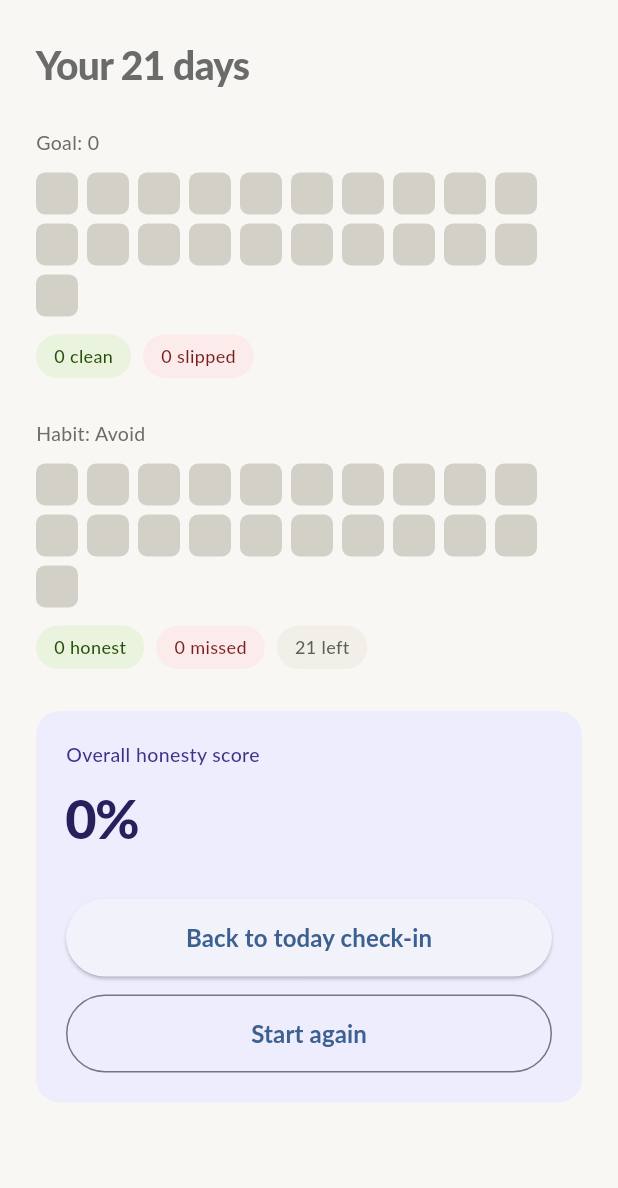
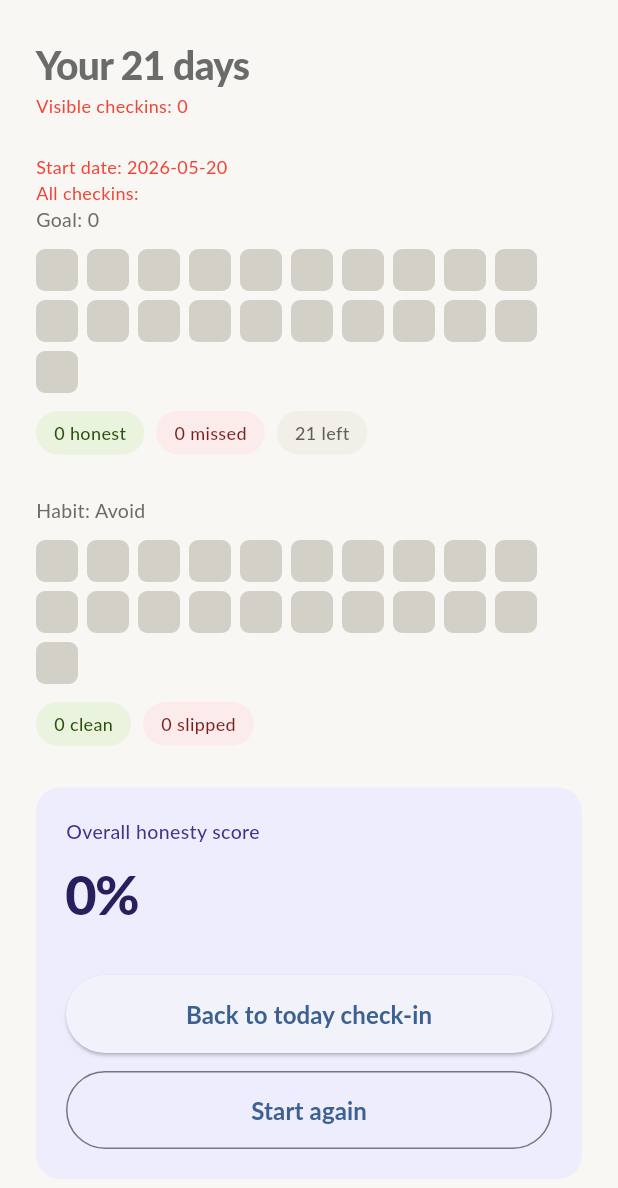
Before and after one commit to omar20270/own_it, a Flutter app: the HistoryPage screen opened by its route, on a phone screen of 412 x 824 dp. Shown: the top 1188 px of the screen. Run offline on Flutter 3.47's test engine with Material 3 defaults, Android fonts, the phone set to English and light mode, and no system bars; our stand-ins replace cloud_firestore, firebase_core, flutter_riverpod; accounts and stored records are empty; Roboto replaces fonts that are missing (Lato).

Commit message:
Refactor history flow and add reset confirmation

```diff
--- /dev/null
+++ b/lib/features/checkin/domain/entities/checkin.dart
@@ -0,0 +1,31 @@
+class Checkin {
+  final String date;
+  final bool goalDone;
+  final bool habitAvoided;
+  final bool isHonest;
+
+  const Checkin({
+    required this.date,
+    required this.goalDone,
+    required this.habitAvoided,
+    required this.isHonest,
+  });
+
+  factory Checkin.fromMap(Map<String, dynamic> map) {
+    return Checkin(
+      date: map['date']?.toString() ?? '',
+      goalDone: map['goalDone'] == true,
+      habitAvoided: map['habitAvoided'] == true,
+      isHonest: map['isHonest'] == true,
+    );
+  }
+
+  Map<String, dynamic> toMap() {
+    return {
+      'date': date,
+      'goalDone': goalDone,
+      'habitAvoided': habitAvoided,
+      'isHonest': isHonest,
+    };
+  }
+}
--- a/lib/features/checkin/presentation/providers/checkin_providers.dart
+++ b/lib/features/checkin/presentation/providers/checkin_providers.dart
@@ -1,5 +1,6 @@
 import 'package:flutter_riverpod/flutter_riverpod.dart';
 import 'package:flutter_riverpod/legacy.dart';
+import 'package:own_it/features/checkin/domain/entities/checkin.dart';
 import '../../data/repositories/checkin_repository.dart';
 
 final checkinRepositoryProvider = Provider<CheckinRepository>((ref) {
@@ -58,8 +59,6 @@ final checkinAnswersProvider =
 // Saving state
 final checkinSavingProvider = StateProvider<bool>((ref) => false);
 // Provider that loads all 21 days of checkins
-final allCheckinsProvider = FutureProvider<List<Map<String, dynamic>>>((
-  ref,
-) async {
+final allCheckinsProvider = FutureProvider<List<Checkin>>((ref) async {
   return ref.read(checkinRepositoryProvider).getAllCheckins();
 });
--- /dev/null
+++ b/lib/features/history/domain/history_stats.dart
@@ -0,0 +1,48 @@
+import 'package:own_it/features/checkin/domain/entities/checkin.dart';
+
+class HistoryStats {
+  final int goalDoneDays;
+  final int goalMissedDays;
+  final int goalLeftDays;
+
+  final int habitCleanDays;
+  final int habitSlippedDays;
+
+  final int honestyScore;
+
+  const HistoryStats({
+    required this.goalDoneDays,
+    required this.goalMissedDays,
+    required this.goalLeftDays,
+    required this.habitCleanDays,
+    required this.habitSlippedDays,
+    required this.honestyScore,
+  });
+
+  factory HistoryStats.fromCheckins(List<Checkin> checkins) {
+    final goalDoneDays = checkins.where((c) => c.goalDone).length;
+
+    final goalMissedDays = checkins.where((c) => !c.goalDone).length;
+
+    final habitCleanDays = checkins.where((c) => c.habitAvoided).length;
+
+    final habitSlippedDays = checkins.where((c) => !c.habitAvoided).length;
+
+    final answeredDays = checkins.length;
+
+    final honestDays = checkins.where((c) => c.isHonest).length;
+
+    final honestyScore = answeredDays == 0
+        ? 0
+        : ((honestDays / answeredDays) * 100).round();
+
+    return HistoryStats(
+      goalDoneDays: goalDoneDays,
+      goalMissedDays: goalMissedDays,
+      goalLeftDays: 21 - answeredDays,
+      habitCleanDays: habitCleanDays,
+      habitSlippedDays: habitSlippedDays,
+      honestyScore: honestyScore,
+    );
+  }
+}
--- a/lib/features/history/presentation/pages/history_page.dart
+++ b/lib/features/history/presentation/pages/history_page.dart
@@ -1,6 +1,8 @@
 import 'package:flutter/material.dart';
 import 'package:flutter_riverpod/flutter_riverpod.dart';
 import 'package:own_it/core/constants/app_constants.dart';
+import 'package:own_it/features/checkin/domain/entities/checkin.dart';
+import 'package:own_it/features/history/domain/history_stats.dart';
 import 'package:own_it/features/history/presentation/providers/history_provider.dart';
 import 'package:own_it/features/history/presentation/widgets/history_day_grid.dart';
 import 'package:own_it/features/history/presentation/widgets/history_stats_pills.dart';
@@ -26,7 +28,7 @@ class HistoryPage extends ConsumerWidget {
           data: (setup) => checkinsAsync.when(
             loading: () => const Center(child: CircularProgressIndicator()),
             error: (e, _) => Center(child: Text('Error: $e')),
-            data: (checkins) => _buildContent(context, setup, checkins),
+            data: (checkins) => _buildContent(context, ref, setup, checkins),
           ),
         ),
       ),
@@ -35,27 +37,19 @@ class HistoryPage extends ConsumerWidget {
 
   Widget _buildContent(
     BuildContext context,
+    WidgetRef ref,
     Map<String, dynamic>? setup,
-    List<Map<String, dynamic>> checkins,
+    List<Checkin> checkins,
   ) {
     final goal = setup?['goal'] ?? 'Your goal';
     final distraction =
         setup?['badHabit'] ?? setup?['distraction'] ?? 'Your habit';
     //final distraction = setup?['distraction'] ?? 'Your habit';
     // Build a map of date -> checkin for quick lookup
-    final checkinMap = <String, Map<String, dynamic>>{};
+    final checkinMap = <String, Checkin>{};
 
     for (final c in checkins) {
-      final rawDate = c['date'];
-
-      String dateKey;
-
-      if (rawDate is String) {
-        dateKey = rawDate.length >= 10 ? rawDate.substring(0, 10) : rawDate;
-      } else {
-        continue;
-      }
-
+      final dateKey = c.date.length >= 10 ? c.date.substring(0, 10) : c.date;
       checkinMap[dateKey] = c;
     }
 
@@ -71,26 +65,12 @@ class HistoryPage extends ConsumerWidget {
       return {'date': key, 'checkin': checkinMap[key]};
     });
 
-    // Stats for goal
-    final goalDoneDays = checkins.where((c) => c['goalDone'] == true).length;
-    final goalMissedDays = checkins.where((c) => c['goalDone'] == false).length;
-    final goalLeftDays = 21 - checkins.length;
+    final visibleCheckins = days
+        .map((day) => day['checkin'])
+        .whereType<Checkin>()
+        .toList();
 
-    // Stats for habit
-    final habitCleanDays = checkins
-        .where((c) => c['habitAvoided'] == true)
-        .length;
-    final habitSlippedDays = checkins
-        .where((c) => c['habitAvoided'] == false)
-        .length;
-
-    // Honesty score
-    final answeredDays = checkins.length;
-    final honestDays = checkins.where((c) => c['isHonest'] == true).length;
-    final honestyScore = answeredDays == 0
-        ? 0
-        : ((honestDays / answeredDays) * 100).round();
-
+    final stats = HistoryStats.fromCheckins(visibleCheckins);
     return SingleChildScrollView(
       padding: const EdgeInsets.all(24),
       child: Column(
@@ -104,7 +84,19 @@ class HistoryPage extends ConsumerWidget {
               letterSpacing: -0.5,
             ),
           ),
+          Text(
+            'Visible checkins: ${visibleCheckins.length}',
+            style: const TextStyle(fontSize: 12, color: Colors.red),
+          ),
           const SizedBox(height: 24),
+          Text(
+            'Start date: ${_dateKey(startDate)}',
+            style: const TextStyle(fontSize: 12, color: Colors.red),
+          ),
+          Text(
+            'All checkins: ${checkins.map((c) => c.date).join(', ')}',
+            style: const TextStyle(fontSize: 12, color: Colors.red),
+          ),
 
           // Goal section
           Text(
@@ -112,19 +104,24 @@ class HistoryPage extends ConsumerWidget {
             style: const TextStyle(fontSize: 13, color: Color(0xFF6F6B63)),
           ),
           const SizedBox(height: 10),
-          HistoryDayGrid(days: days, isGoal: false),
+          HistoryDayGrid(days: days, isGoal: true),
           const SizedBox(height: 12),
           HistoryStatsPills(
             pills: [
               (
-                '$habitCleanDays clean',
+                '${stats.goalDoneDays} honest',
                 const Color(0xFFEAF3DE),
                 const Color(0xFF27500A),
               ),
               (
-                '$habitSlippedDays slipped',
+                '${stats.goalMissedDays} missed',
                 const Color(0xFFFCEBEB),
                 const Color(0xFF791F1F),
+              ),
+              (
+                '${stats.goalLeftDays} left',
+                const Color(0xFFF1EFE8),
+                const Color(0xFF5F5E5A),
               ),
             ],
           ),
@@ -137,25 +134,19 @@ class HistoryPage extends ConsumerWidget {
             style: const TextStyle(fontSize: 13, color: Color(0xFF6F6B63)),
           ),
           const SizedBox(height: 10),
-          HistoryDayGrid(days: days, isGoal: true),
+          HistoryDayGrid(days: days, isGoal: false),
           const SizedBox(height: 12),
-
           HistoryStatsPills(
             pills: [
               (
-                '$goalDoneDays honest',
+                '${stats.habitCleanDays} clean',
                 const Color(0xFFEAF3DE),
                 const Color(0xFF27500A),
               ),
               (
-                '$goalMissedDays missed',
+                '${stats.habitSlippedDays} slipped',
                 const Color(0xFFFCEBEB),
                 const Color(0xFF791F1F),
-              ),
-              (
-                '$goalLeftDays left',
-                const Color(0xFFF1EFE8),
-                const Color(0xFF5F5E5A),
               ),
             ],
           ),
@@ -182,7 +173,7 @@ class HistoryPage extends ConsumerWidget {
                 ),
                 const SizedBox(height: 6),
                 Text(
-                  '$honestyScore%',
+                  '${stats.honestyScore}%',
                   style: const TextStyle(
                     fontSize: 36,
                     fontWeight: FontWeight.w800,
@@ -214,12 +205,49 @@ class HistoryPage extends ConsumerWidget {
                   width: double.infinity,
                   height: 52,
                   child: OutlinedButton(
-                    onPressed: () {
-                      Navigator.pushNamedAndRemoveUntil(
-                        context,
-                        AppRoutes.setup,
-                        (route) => false,
+                    onPressed: () async {
+                      final shouldReset = await showDialog<bool>(
+                        context: context,
+                        builder: (context) {
+                          return AlertDialog(
+                            title: const Text('Start again?'),
+                            content: const Text(
+                              'This will delete your current 21-day history and start a new challenge. This action cannot be undone.',
+                            ),
+                            actions: [
+                              TextButton(
+                                onPressed: () {
+                                  Navigator.pop(context, false);
+                                },
+                                child: const Text('Cancel'),
+                              ),
+                              TextButton(
+                                onPressed: () {
+                                  Navigator.pop(context, true);
+                                },
+                                child: const Text('Delete and start again'),
+                              ),
+                            ],
+                          );
+                        },
                       );
+
+                      if (shouldReset != true) return;
+
+                      await ref
+                          .read(historyRepositoryProvider)
+                          .deleteAllCheckins();
+
+                      ref.invalidate(historyAllCheckinsProvider);
+                      ref.invalidate(historyUserSetupProvider);
+
+                      if (context.mounted) {
+                        Navigator.pushNamedAndRemoveUntil(
+                          context,
+                          AppRoutes.setup,
+                          (route) => false,
+                        );
+                      }
                     },
                     child: const Text('Start again'),
                   ),
--- a/lib/features/history/presentation/providers/history_provider.dart
+++ b/lib/features/history/presentation/providers/history_provider.dart
@@ -1,4 +1,5 @@
 import 'package:flutter_riverpod/flutter_riverpod.dart';
+import 'package:own_it/features/checkin/domain/entities/checkin.dart';
 
 import '../../../checkin/data/repositories/checkin_repository.dart';
 
@@ -10,8 +11,6 @@ final historyUserSetupProvider = FutureProvider<Map<String, dynamic>?>((ref) {
   return ref.read(historyRepositoryProvider).getUserSetup();
 });
 
-final historyAllCheckinsProvider = FutureProvider<List<Map<String, dynamic>>>((
-  ref,
-) {
+final historyAllCheckinsProvider = FutureProvider<List<Checkin>>((ref) {
   return ref.read(historyRepositoryProvider).getAllCheckins();
 });
--- a/lib/features/history/presentation/widgets/history_day_grid.dart
+++ b/lib/features/history/presentation/widgets/history_day_grid.dart
@@ -1,4 +1,5 @@
 import 'package:flutter/material.dart';
+import 'package:own_it/features/checkin/domain/entities/checkin.dart';
 
 class HistoryDayGrid extends StatelessWidget {
   final List<Map<String, dynamic>> days;
@@ -12,17 +13,18 @@ class HistoryDayGrid extends StatelessWidget {
       spacing: 6,
       runSpacing: 6,
       children: days.map((day) {
-        final checkin = day['checkin'] as Map<String, dynamic>?;
+        final checkin = day['checkin'] as Checkin?;
+
         Color color;
 
         if (checkin == null) {
           color = const Color(0xFFD3D1C7);
         } else if (isGoal) {
-          color = checkin['goalDone'] == true
+          color = checkin.goalDone
               ? const Color(0xFF639922)
               : const Color(0xFFE24B4A);
         } else {
-          color = checkin['habitAvoided'] == true
+          color = checkin.habitAvoided
               ? const Color(0xFF639922)
               : const Color(0xFFE24B4A);
         }
```
Also changed, not shown: lib/features/checkin/data/repositories/checkin_repository.dart (+21 -2 lines), lib/features/setup/data/repositories/setup_repository.dart (+3 -4 lines), lib/features/setup/presentation/widgets/setup_cta_button.dart (+10 -0 lines).
